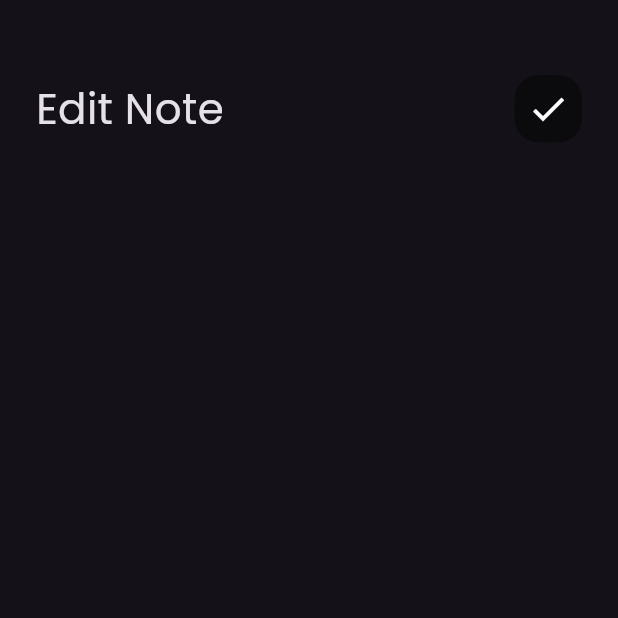
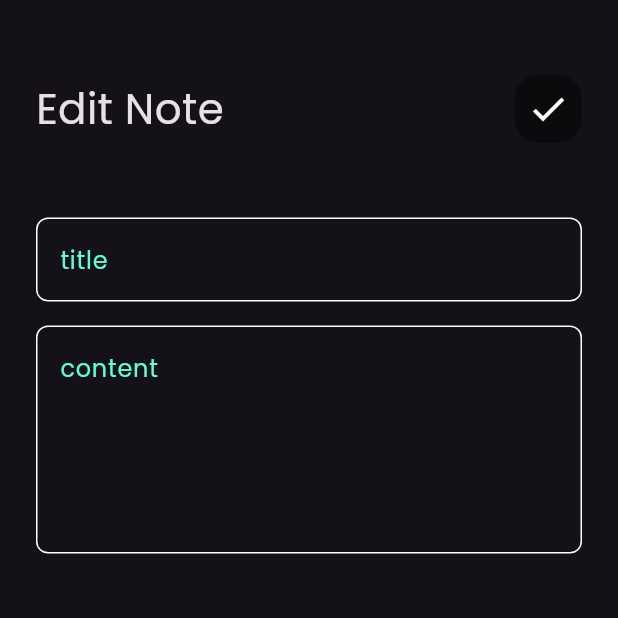
Before and after one commit to Huda-Mawood/notes_app, a Flutter app: the EditNoteView screen opened directly, on a phone screen of 412 x 824 dp, the top half of it. Run offline on Flutter 3.47's test engine with Material 3 defaults, Android fonts, the phone set to English and light mode, and no system bars; our stand-ins replace font_awesome_flutter; project files that could hold a hidden picture were left out.

Commit message:
edit note view done

```diff
--- a/lib/views/widgets/edit_note_view_body.dart
+++ b/lib/views/widgets/edit_note_view_body.dart
@@ -1,5 +1,6 @@
 import 'package:flutter/material.dart';
 import 'package:notes_app/views/widgets/custom_app_bar.dart';
+import 'package:notes_app/views/widgets/custom_text_field.dart';
 
 class EditNoteViewBody extends StatelessWidget {
   const EditNoteViewBody({super.key});
@@ -17,6 +18,17 @@ class EditNoteViewBody extends StatelessWidget {
             title: 'Edit Note',
             icon: Icons.check,
           ),
+          SizedBox(
+            height: 50,
+          ),
+          CustomTextField(hint: 'title'),
+          SizedBox(
+            height: 16,
+          ),
+          CustomTextField(
+            hint: 'content',
+            maxlines: 5,
+          )
         ],
       ),
     );
```
